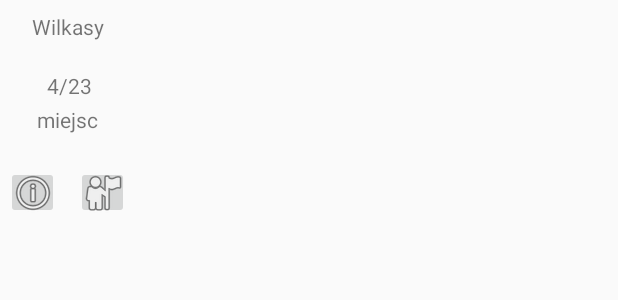
After one commit to mateuszrozek/KejApp, an Android app: the layout map_custom_infowindow.xml on its own in the app's theme, with its tools: preview values and no code run, on a phone screen of 412 x 824 dp. The commit adds this screen. Shown: the top 300 px of the screen. Run offline under Robolectric (Android 15) with nearby library versions, the phone set to English and light mode, and no system bars.

Commit message:
hardcoded popup with Wilkasy

```diff
--- a/app/build.gradle
+++ b/app/build.gradle
@@ -27,7 +27,7 @@ dependencies {
     implementation 'androidx.appcompat:appcompat:1.1.0-alpha03'
     implementation 'com.google.android.gms:play-services-maps:16.1.0'
     implementation 'androidx.constraintlayout:constraintlayout:1.1.3'
-    implementation 'androidx.lifecycle:lifecycle-extensions:2.0.0-beta01'
+    implementation 'androidx.lifecycle:lifecycle-extensions:2.1.0-alpha03'
     testImplementation 'junit:junit:4.12'
     androidTestImplementation 'androidx.test:runner:1.1.2-alpha02'
     androidTestImplementation 'androidx.test.espresso:espresso-core:3.2.0-alpha02'
--- /dev/null
+++ b/app/src/main/res/layout/map_custom_infowindow.xml
@@ -0,0 +1,76 @@
+<?xml version="1.0" encoding="utf-8"?>
+<androidx.constraintlayout.widget.ConstraintLayout xmlns:android="http://schemas.android.com/apk/res/android"
+    xmlns:app="http://schemas.android.com/apk/res-auto"
+    xmlns:tools="http://schemas.android.com/tools"
+    android:layout_width="wrap_content"
+    android:layout_height="wrap_content">
+
+    <androidx.constraintlayout.widget.ConstraintLayout
+        android:layout_width="90dp"
+        android:layout_height="150dp"
+        app:layout_constraintBottom_toBottomOf="parent"
+        app:layout_constraintEnd_toEndOf="parent"
+        app:layout_constraintStart_toStartOf="parent"
+        app:layout_constraintTop_toTopOf="parent">
+
+        <ImageButton
+            android:id="@+id/imageButtonInfos"
+            android:layout_width="35dp"
+            android:layout_height="35dp"
+            android:layout_marginStart="4dp"
+            android:layout_marginBottom="4dp"
+            app:layout_constraintBottom_toBottomOf="parent"
+            app:layout_constraintStart_toStartOf="parent"
+            app:srcCompat="@android:drawable/ic_menu_info_details" />
+
+        <ImageButton
+            android:id="@+id/imageButtonBook"
+            android:layout_width="35dp"
+            android:layout_height="35dp"
+            android:layout_marginEnd="4dp"
+            android:layout_marginBottom="4dp"
+            app:layout_constraintBottom_toBottomOf="parent"
+            app:layout_constraintEnd_toEndOf="parent"
+            app:srcCompat="@android:drawable/ic_menu_myplaces" />
+
+        <TextView
+            android:id="@+id/textViewName"
+            android:layout_width="wrap_content"
+            android:layout_height="wrap_content"
+            android:layout_marginStart="8dp"
+            android:layout_marginTop="8dp"
+            android:layout_marginEnd="8dp"
+            android:text="Wilkasy"
+            app:layout_constraintEnd_toEndOf="parent"
+            app:layout_constraintStart_toStartOf="parent"
+            app:layout_constraintTop_toTopOf="parent" />
+
+        <TextView
+            android:id="@+id/textViewFreePlaceNumber"
+            android:layout_width="wrap_content"
+            android:layout_height="wrap_content"
+            android:layout_marginStart="8dp"
+            android:layout_marginTop="20dp"
+            android:layout_marginEnd="8dp"
+            android:text="4/23"
+            app:layout_constraintEnd_toEndOf="parent"
+            app:layout_constraintHorizontal_bias="0.533"
+            app:layout_constraintStart_toStartOf="parent"
+            app:layout_constraintTop_toBottomOf="@+id/textViewName" />
+
+        <TextView
+            android:id="@+id/textViewPlaces"
+            android:layout_width="wrap_content"
+            android:layout_height="wrap_content"
+            android:layout_marginStart="8dp"
+            android:layout_marginTop="3dp"
+            android:layout_marginEnd="8dp"
+            android:text="miejsc"
+            app:layout_constraintEnd_toEndOf="parent"
+            app:layout_constraintStart_toStartOf="parent"
+            app:layout_constraintTop_toBottomOf="@+id/textViewFreePlaceNumber" />
+
+    </androidx.constraintlayout.widget.ConstraintLayout>
+
+
+</androidx.constraintlayout.widget.ConstraintLayout>
```
Also changed, not shown: app/src/main/java/com/example/kejapp/model/PortPopUpTO.java (added, +23 -0 lines), app/src/main/java/com/example/kejapp/ui/viewmodel/MainFragment.java (+17 -2 lines), app/src/main/java/com/example/kejapp/utils/CustomInfoWindowGoogleMap.java (added, +39 -0 lines), app/src/main/java/com/example/kejapp/utils/InfoWindowData.java (added, +13 -0 lines).
